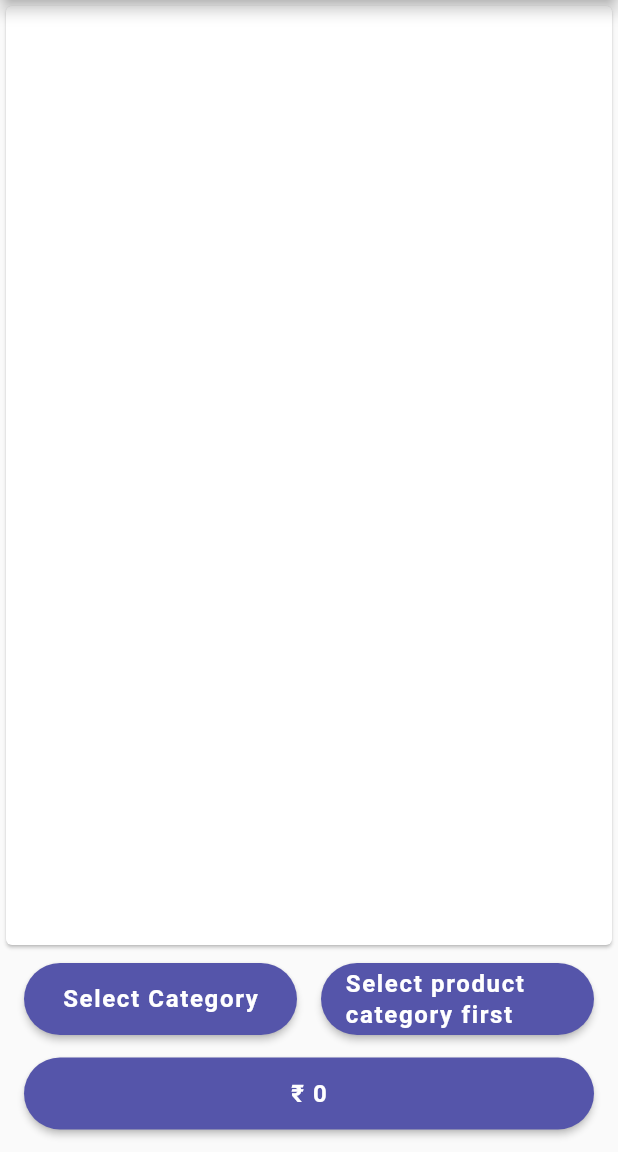
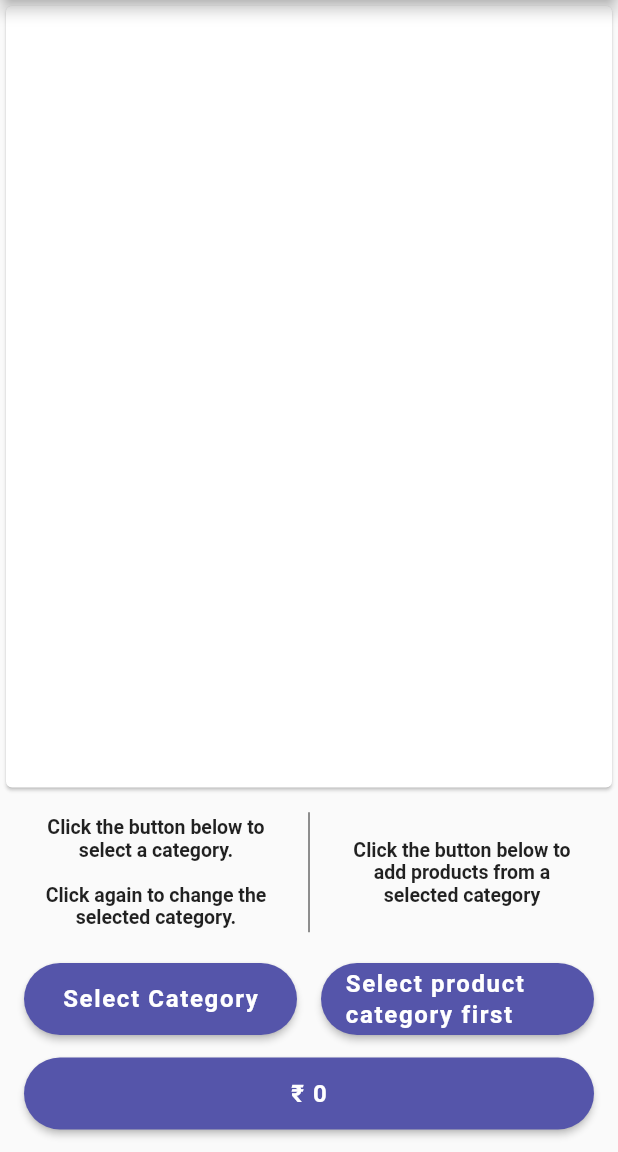
Before and after one commit to KashyapBhat/Netsurf-Flutter-App, a Flutter app: the SelectProductsPage screen opened directly, on a phone screen of 412 x 824 dp, the part 84-1236 px from its top. Run offline on Flutter 3.47's test engine with Material 2 defaults, Android fonts, the phone set to English and light mode, and no system bars; our stand-ins replace cached_network_image, cloud_firestore, firebase_core, flutter_phoenix, open_file, package_info_plus and 5 more; missing offline and left inert: cloud_firestore_web, firebase_core_web, package_info_plus_web, share_plus_web, shared_preferences_web; accounts and stored records are empty; network calls fail; statements that could not run were skipped.

Commit message:
- select products

```diff
--- a/lib/ui/select_products.dart
+++ b/lib/ui/select_products.dart
@@ -76,6 +76,7 @@ class SelectProductsPageState extends State<SelectProductsPage> {
         mainAxisAlignment: MainAxisAlignment.start,
         children: <Widget>[
           addProductLists(),
+          if (selectedProducts.isEmpty) addInstruction(),
           Row(
             children: [
               selectProductList(widget.allCategories),
@@ -191,6 +192,38 @@ class SelectProductsPageState extends State<SelectProductsPage> {
                 ));
               }),
         ),
+      ),
+    );
+  }
+
+  Widget addInstruction() {
+    return Padding(
+      padding: EdgeInsets.only(left: 26, right: 26),
+      child: Row(
+        mainAxisAlignment: MainAxisAlignment.spaceBetween,
+        children: [
+          Expanded(
+            child: Padding(
+              padding: EdgeInsets.only(right: 16, top: 15, bottom: 15),
+              child: Text(
+                "Click the button below to select a category. \n\nClick again to change the selected category.",
+                textAlign: TextAlign.center,
+                style: TextStyle(fontSize: 13, fontWeight: FontWeight.bold),
+              ),
+            ),
+          ),
+          Container(height: 80, child: VerticalDivider(color: Colors.black87)),
+          Expanded(
+            child: Padding(
+              padding: EdgeInsets.only(left: 16, top: 15, bottom: 15),
+              child: Text(
+                "Click the button below to add products from a selected category",
+                textAlign: TextAlign.center,
+                style: TextStyle(fontSize: 13, fontWeight: FontWeight.bold),
+              ),
+            ),
+          ),
+        ],
       ),
     );
   }
```
Also changed, not shown: lib/ui/home.dart (+16 -16 lines).
